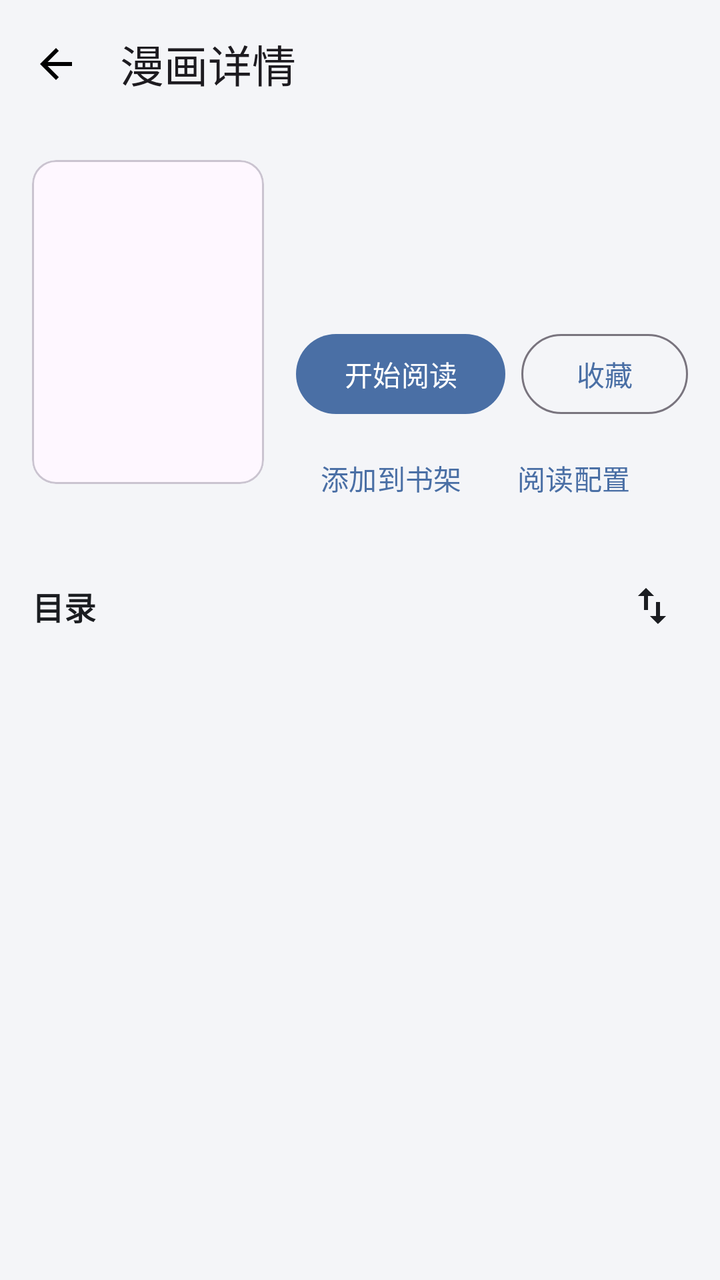
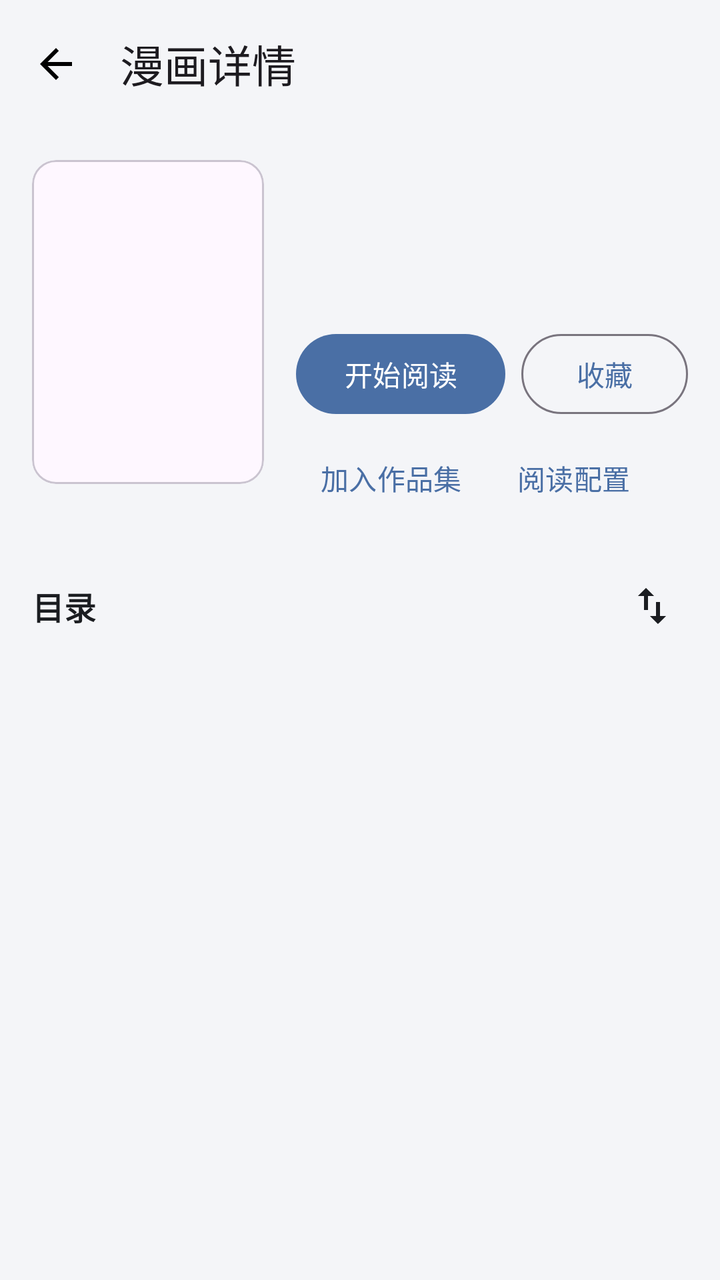

Before-and-after screenshots of an Android layout around one commit, followed by the original layout XML and the change that was made.
<!-- AndroidManifest.xml: application theme Theme.ArkReader -->
<!-- res/layout/activity_comic_detail.xml -->
<?xml version="1.0" encoding="utf-8"?>
<LinearLayout xmlns:android="http://schemas.android.com/apk/res/android"
    xmlns:app="http://schemas.android.com/apk/res-auto"
    android:layout_width="match_parent"
    android:layout_height="match_parent"
    android:background="@color/surface_bg"
    android:fitsSystemWindows="true"
    android:orientation="vertical">

    <com.google.android.material.appbar.MaterialToolbar
        android:id="@+id/toolbar"
        android:layout_width="match_parent"
        android:layout_height="wrap_content"
        app:navigationIcon="@drawable/ic_arrow_back"
        app:title="漫画详情" />

    <LinearLayout
        android:layout_width="match_parent"
        android:layout_height="wrap_content"
        android:orientation="horizontal"
        android:padding="16dp">

        <com.google.android.material.card.MaterialCardView
            android:layout_width="116dp"
            android:layout_height="162dp"
            app:cardCornerRadius="12dp"
            app:cardElevation="0dp">

            <ImageView
                android:id="@+id/ivCover"
                android:layout_width="match_parent"
                android:layout_height="match_parent"
                android:scaleType="centerCrop" />
        </com.google.android.material.card.MaterialCardView>

        <LinearLayout
            android:layout_width="0dp"
            android:layout_height="wrap_content"
            android:layout_marginStart="16dp"
            android:layout_weight="1"
            android:orientation="vertical">

            <TextView
                android:id="@+id/tvTitle"
                android:layout_width="match_parent"
                android:layout_height="wrap_content"
                android:textColor="@color/text_primary"
                android:textSize="19sp"
                android:textStyle="bold" />

            <TextView
                android:id="@+id/tvMeta"
                android:layout_width="match_parent"
                android:layout_height="wrap_content"
                android:layout_marginTop="6dp"
                android:textColor="@color/text_secondary"
                android:textSize="13sp" />

            <TextView
                android:id="@+id/tvLastRead"
                android:layout_width="match_parent"
                android:layout_height="wrap_content"
                android:layout_marginTop="4dp"
                android:textColor="@color/text_secondary"
                android:textSize="13sp" />

            <LinearLayout
                android:layout_width="match_parent"
                android:layout_height="wrap_content"
                android:layout_marginTop="12dp"
                android:orientation="horizontal">

                <com.google.android.material.button.MaterialButton
                    android:id="@+id/btnRead"
                    android:layout_width="wrap_content"
                    android:layout_height="wrap_content"
                    android:text="开始阅读" />

                <com.google.android.material.button.MaterialButton
                    android:id="@+id/btnFavorite"
                    style="@style/Widget.Material3.Button.OutlinedButton"
                    android:layout_width="wrap_content"
                    android:layout_height="wrap_content"
                    android:layout_marginStart="8dp"
                    android:text="收藏" />
            </LinearLayout>

            <LinearLayout
                android:layout_width="match_parent"
                android:layout_height="wrap_content"
                android:layout_marginTop="4dp"
                android:orientation="horizontal">

                <com.google.android.material.button.MaterialButton
                    android:id="@+id/btnBookshelf"
                    style="@style/Widget.Material3.Button.TextButton"
                    android:layout_width="wrap_content"
                    android:layout_height="wrap_content"
                    android:text="添加到书架" />

                <com.google.android.material.button.MaterialButton
                    android:id="@+id/btnReaderConfig"
                    style="@style/Widget.Material3.Button.TextButton"
                    android:layout_width="wrap_content"
                    android:layout_height="wrap_content"
                    android:text="阅读配置" />
            </LinearLayout>
        </LinearLayout>
    </LinearLayout>

    <LinearLayout
        android:layout_width="match_parent"
        android:layout_height="wrap_content"
        android:gravity="center_vertical"
        android:orientation="horizontal"
        android:paddingHorizontal="16dp"
        android:paddingVertical="6dp">

        <TextView
            android:id="@+id/tvChapterHeader"
            android:layout_width="0dp"
            android:layout_height="wrap_content"
            android:layout_weight="1"
            android:text="目录"
            android:textColor="@color/text_primary"
            android:textSize="16sp"
            android:textStyle="bold" />

        <ImageButton
            android:id="@+id/btnReverseOrder"
            android:layout_width="36dp"
            android:layout_height="36dp"
            android:background="?attr/selectableItemBackgroundBorderless"
            android:contentDescription="倒序"
            android:src="@drawable/ic_swap_vert"
            app:tint="@color/text_primary" />
    </LinearLayout>

    <androidx.recyclerview.widget.RecyclerView
        android:id="@+id/rvChapters"
        android:layout_width="match_parent"
        android:layout_height="0dp"
        android:layout_weight="1"
        android:paddingHorizontal="12dp" />
</LinearLayout>
<!-- resources referenced by this layout -->
<resources>
  <color name="surface_bg">#F4F5F8</color>
  <color name="text_primary">#1B1D21</color>
  <color name="text_secondary">#5F6368</color>
  <!-- drawable ic_arrow_back (drawable) -->
  <vector xmlns:android="http://schemas.android.com/apk/res/android"
      android:width="24dp"
      android:height="24dp"
      android:viewportWidth="24"
      android:viewportHeight="24">
      <path
          android:fillColor="#FF000000"
          android:pathData="M20,11H7.83l5.59,-5.59L12,4l-8,8 8,8 1.41,-1.41L7.83,13H20v-2z" />
  </vector>
  <!-- drawable ic_swap_vert (drawable) -->
  <vector xmlns:android="http://schemas.android.com/apk/res/android"
      android:width="24dp"
      android:height="24dp"
      android:viewportWidth="24"
      android:viewportHeight="24">
      <path
          android:fillColor="#FF000000"
          android:pathData="M16,17.01V10h-2v7.01h-3L15,21l4,-3.99h-3zM9,3L5,6.99h3V14h2V6.99h3L9,3z" />
  </vector>
  <style name="Theme.ArkReader" parent="Theme.Material3.DayNight.NoActionBar">
          <item name="colorPrimary">#4A6FA5</item>
          <item name="colorPrimaryContainer">#D6E3F7</item>
          <item name="colorOnPrimaryContainer">#132A4A</item>
          <item name="android:windowBackground">@color/surface_bg</item>
          <item name="android:statusBarColor">@android:color/transparent</item>
          <item name="android:navigationBarColor">@android:color/transparent</item>
          <item name="android:windowLightStatusBar">true</item>
      </style>
</resources>

<!-- the commit's change to res/layout/activity_comic_detail.xml (unified diff, before → after) -->
@@ -96,7 +96,7 @@
                     style="@style/Widget.Material3.Button.TextButton"
                     android:layout_width="wrap_content"
                     android:layout_height="wrap_content"
-                    android:text="添加到书架" />
+                    android:text="加入作品集" />
 
                 <com.google.android.material.button.MaterialButton
                     android:id="@+id/btnReaderConfig"
